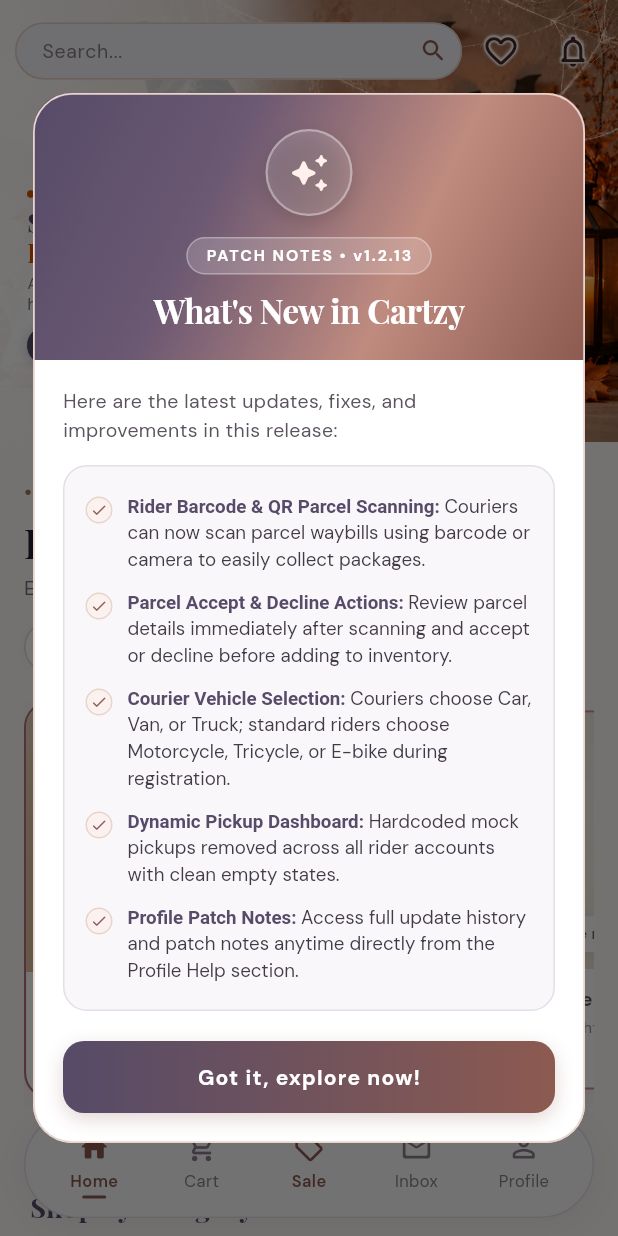
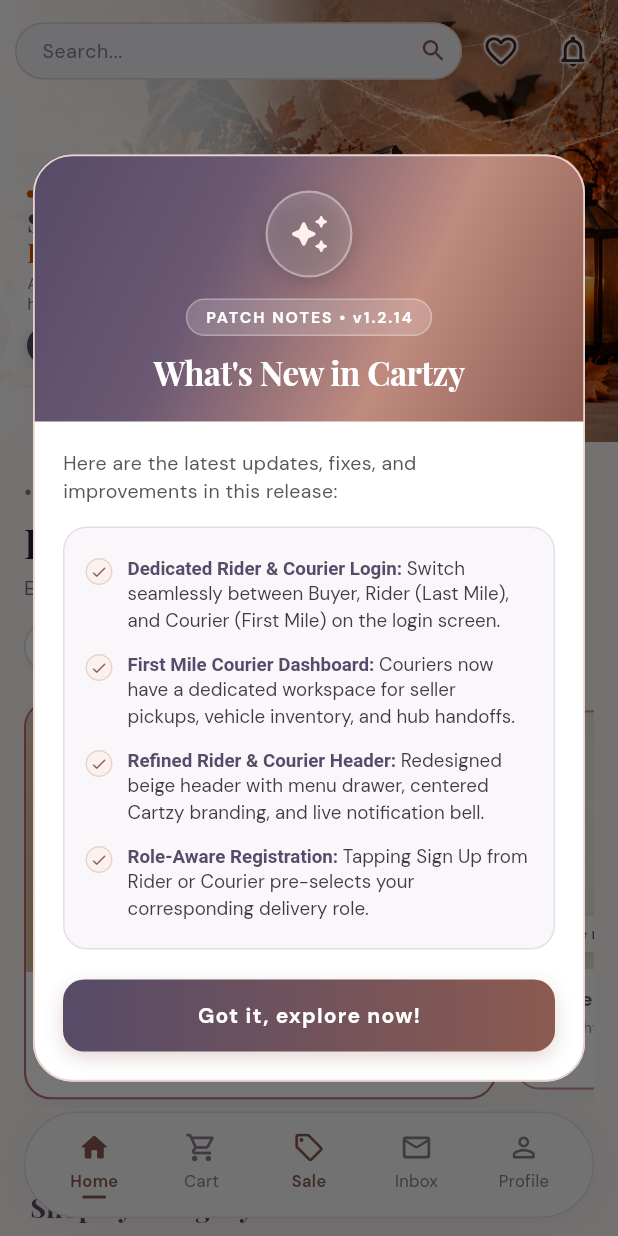
Before and after one commit to jessicabajamundi/cartzy, a Flutter app: the screen it shows after launch, on a phone screen of 412 x 824 dp. Run offline on Flutter 3.47's test engine with Material 3 defaults, Android fonts, the phone set to English and light mode, and no system bars; our stand-ins replace camera, google_fonts, google_sign_in, image_picker, shared_preferences; missing offline and left inert: google_mlkit_text_recognition, mobile_scanner; accounts and stored records are empty; network calls fail.

Commit message:
Add separate Rider and Courier login options and bump version to v1.2.14

```diff
--- a/lib/auth/account_type_selection_screen.dart
+++ b/lib/auth/account_type_selection_screen.dart
@@ -81,14 +81,27 @@
                   const SizedBox(height: 16),
 
                   // ==================================================
-                  // RIDER
+                  // RIDER (LAST MILE)
+                  // ==================================================
+
+                  _RoleCard(
+                    label: 'Rider',
+                    description: 'Deliver parcels from the hub to buyers',
+                    icon: Icons.two_wheeler_outlined,
+                    onTap: () => onSelected(AccountType.rider),
+                  ),
+
+                  const SizedBox(height: 16),
+
+                  // ==================================================
+                  // COURIER (FIRST MILE)
                   // ==================================================
 
                   _RoleCard(
                     label: 'Courier',
-                    description: 'Pick up and deliver orders',
-                    icon: Icons.two_wheeler_outlined,
-                    onTap: () => onSelected(AccountType.rider),
+                    description: 'Pick up parcels from sellers for the hub',
+                    icon: Icons.local_shipping_outlined,
+                    onTap: () => onSelected(AccountType.courier),
                   ),
                 ],
               ),
--- a/lib/auth/forgot_password_screen.dart
+++ b/lib/auth/forgot_password_screen.dart
@@ -226,7 +226,7 @@
       _ResetStep.email => (
           Icons.lock_reset_rounded,
           'Forgot password?',
-          "Enter the email you use for your ${widget.role == 'rider' ? 'courier' : 'buyer'} account and we'll send you a reset code.",
+          "Enter the email you use for your ${widget.role == 'courier' ? 'courier' : widget.role == 'rider' ? 'rider' : 'buyer'} account and we'll send you a reset code.",
         ),
       _ResetStep.code => (
           Icons.mark_email_read_outlined,
--- a/lib/auth/login_screen.dart
+++ b/lib/auth/login_screen.dart
@@ -7,7 +7,7 @@
 import 'package:cartzy/services/google_sign_in_service.dart';
 import 'package:cartzy/widgets/cartzy_logo.dart';
 
-enum AccountType { buyer, rider, admin }
+enum AccountType { buyer, rider, courier, admin }
 
 class LoginScreen extends StatefulWidget {
   final AccountType initialAccountType;
@@ -123,7 +123,36 @@
       });
       final user = Map<String, dynamic>.from(response['user'] as Map);
       final token = response['token']?.toString();
-      widget.onLogin(user['role'] == 'rider' ? AccountType.rider : AccountType.buyer, user, token: token);
+      final serverCourierType = user['courier_type']?.toString();
+      if (_accountType == AccountType.courier) {
+        if (serverCourierType != null && serverCourierType != 'first_mile') {
+          AuthService.clearSession();
+          _showRoleMismatch();
+          return;
+        }
+        user['courier_type'] = 'first_mile';
+        AuthService.setSession(user: user, token: token);
+        widget.onLogin(AccountType.courier, user, token: token);
+        return;
+      }
+      if (_accountType == AccountType.rider) {
+        if (serverCourierType == 'first_mile') {
+          AuthService.clearSession();
+          _showRoleMismatch();
+          return;
+        }
+        user['courier_type'] = serverCourierType ?? 'last_mile';
+        AuthService.setSession(user: user, token: token);
+        widget.onLogin(AccountType.rider, user, token: token);
+        return;
+      }
+      widget.onLogin(
+        user['role'] == 'rider'
+            ? (serverCourierType == 'first_mile' ? AccountType.courier : AccountType.rider)
+            : AccountType.buyer,
+        user,
+        token: token,
+      );
       return;
     } on ApiException catch (e) {
       if (!mounted) return;
@@ -178,7 +207,7 @@
       final user = Map<String, dynamic>.from(response['user'] as Map);
       final token = response['token']?.toString();
       final userRole = (user['role'] == 'rider' || user['role'] == 'courier')
-          ? AccountType.rider
+          ? (user['courier_type'] == 'first_mile' ? AccountType.courier : AccountType.rider)
           : AccountType.buyer;
 
       widget.onLogin(userRole, user, token: token);
@@ -198,10 +227,18 @@
     }
   }
 
-  String get _selectedRole => _accountType == AccountType.rider ? 'rider' : 'buyer';
+  String get _selectedRole => switch (_accountType) {
+        AccountType.courier => 'courier',
+        AccountType.rider => 'rider',
+        _ => 'buyer',
+      };
 
   void _showRoleMismatch() {
-    final selectedLabel = _accountType == AccountType.rider ? 'Courier' : 'Buyer';
+    final selectedLabel = switch (_accountType) {
+      AccountType.courier => 'Courier',
+      AccountType.rider => 'Rider',
+      _ => 'Buyer',
+    };
     ScaffoldMessenger.of(context).showSnackBar(
       SnackBar(content: Text('Please use a $selectedLabel account to sign in here.')),
     );
@@ -293,7 +330,11 @@
                             ],
                           ),
                           child: Text(
-                            _accountType == AccountType.rider ? 'COURIER' : 'BUYER',
+                            switch (_accountType) {
+                              AccountType.courier => 'COURIER',
+                              AccountType.rider => 'RIDER',
+                              _ => 'BUYER',
+                            },
                             style: GoogleFonts.dmSans(
                               fontSize: 10,
                               fontWeight: FontWeight.w800,
@@ -320,7 +361,11 @@
                   const SizedBox(height: 6),
                   Center(
                     child: Text(
-                      'Login to your account and continue shopping',
+                      switch (_accountType) {
+                        AccountType.courier => 'Login to your courier account to collect parcels',
+                        AccountType.rider => 'Login to your rider account to deliver parcels',
+                        _ => 'Login to your account and continue shopping',
+                      },
                       textAlign: TextAlign.center,
                       style: GoogleFonts.dmSans(
                         fontSize: 13,
@@ -714,7 +759,12 @@
                       padding: EdgeInsets.symmetric(horizontal: 9),
                       child: Text('|', style: TextStyle(color: Color(0xFFB7AAAE), fontSize: 13)),
                     ),
-                    _workspaceLink('Courier', AccountType.rider),
+                    _workspaceLink('Rider', AccountType.rider),
+                    const Padding(
+                      padding: EdgeInsets.symmetric(horizontal: 9),
+                      child: Text('|', style: TextStyle(color: Color(0xFFB7AAAE), fontSize: 13)),
+                    ),
+                    _workspaceLink('Courier', AccountType.courier),
                   ],
                 ),
               ),
--- a/lib/main.dart
+++ b/lib/main.dart
@@ -91,9 +91,13 @@
     if (restored && AuthService.isAuthenticated && mounted) {
       setState(() {
         loggedInUser = AuthService.currentUser;
-        if (AuthService.currentUser?['role'] == 'rider') {
+        if (AuthService.currentUser?['role'] == 'rider' ||
+            AuthService.currentUser?['role'] == 'courier') {
           riderToken = AuthService.token;
-          pendingAccountType = AccountType.rider;
+          pendingAccountType =
+              AuthService.currentUser?['courier_type'] == 'first_mile'
+                  ? AccountType.courier
+                  : AccountType.rider;
         } else {
           pendingAccountType = AccountType.buyer;
         }
@@ -280,10 +284,13 @@
     Map<String, dynamic> user, {
     String? token,
   }) {
+    final isDeliveryRole =
+        accountType == AccountType.rider || accountType == AccountType.courier;
     setState(() {
       loggedInUser = Map<String, dynamic>.from(user);
+      pendingAccountType = accountType;
 
-      if (accountType == AccountType.rider) {
+      if (isDeliveryRole) {
         riderToken = token;
       } else {
         riderToken = null;
@@ -291,9 +298,9 @@
     });
 
     // IMPORTANT:
-    // Rider → Rider Dashboard
+    // Rider / Courier → Rider / Courier Dashboard
     // Buyer → Buyer Dashboard
-    if (accountType == AccountType.rider) {
+    if (isDeliveryRole) {
       goTo('riderDashboard');
     } else {
       goTo('dashboard');
@@ -346,15 +353,20 @@
               if (mounted) {
                 setState(() {
                   loggedInUser = AuthService.currentUser;
-                  if (AuthService.currentUser?['role'] == 'rider') {
+                  if (AuthService.currentUser?['role'] == 'rider' ||
+                      AuthService.currentUser?['role'] == 'courier') {
                     riderToken = AuthService.token;
-                    pendingAccountType = AccountType.rider;
+                    pendingAccountType =
+                        AuthService.currentUser?['courier_type'] == 'first_mile'
+                            ? AccountType.courier
+                            : AccountType.rider;
                   } else {
                     pendingAccountType = AccountType.buyer;
                   }
                 });
               }
-              if (AuthService.currentUser?['role'] == 'rider') {
+              if (AuthService.currentUser?['role'] == 'rider' ||
+                  AuthService.currentUser?['role'] == 'courier') {
                 goTo('riderDashboard');
               } else {
                 goTo('dashboard');
@@ -430,8 +442,15 @@
           },
 
           onSignUp: (accountType) {
-            // Buyer registration (with role switcher inside)
-            goTo('buyerRegistration');
+            setState(() {
+              pendingAccountType = accountType;
+            });
+            if (accountType == AccountType.rider ||
+                accountType == AccountType.courier) {
+              goTo('riderRegistration');
+            } else {
+              goTo('buyerRegistration');
+            }
           },
 
           onBack: () {
@@ -481,9 +500,14 @@
 
       case 'riderRegistration':
         return RiderRegistration(
+          initialCourierType: pendingAccountType == AccountType.courier
+              ? 'first_mile'
+              : 'last_mile',
           onRegistrationSubmitted: () {
             setState(() {
-              pendingAccountType = AccountType.rider;
+              if (pendingAccountType != AccountType.courier) {
+                pendingAccountType = AccountType.rider;
+              }
             });
 
             goTo('login');
--- a/lib/rider/rider_registration.dart
+++ b/lib/rider/rider_registration.dart
@@ -36,12 +36,14 @@
   final VoidCallback onRegistrationSubmitted;
   final VoidCallback onBackToLogin;
   final VoidCallback? onSwitchToBuyerRegistration;
+  final String initialCourierType;
 
   const RiderRegistration({
     super.key,
     required this.onRegistrationSubmitted,
     required this.onBackToLogin,
     this.onSwitchToBuyerRegistration,
+    this.initialCourierType = 'last_mile',
   });
 
   @override
@@ -49,6 +51,11 @@
 }
 
 class _RiderRegistrationState extends State<RiderRegistration> {
+  @override
+  void initState() {
+    super.initState();
+    _courierType = widget.initialCourierType == 'first_mile' ? 'first_mile' : 'last_mile';
+  }
   // ── Step tracking: 1 = Details, 2 = Sign-in, 3 = Verify ──
   int _currentStep = 1;
 
--- a/lib/services/app_update_service.dart
+++ b/lib/services/app_update_service.dart
@@ -6,14 +6,14 @@
 
 class AppUpdateService {
   /// The current app release version.
-  static const String currentAppVersion = '1.2.13';
+  static const String currentAppVersion = '1.2.14';
 
   /// GitHub repository release endpoint for Cartzy.
   static const String latestReleaseApi =
       'https://api.github.com/repos/jessicabajamundi/cartzy/releases/latest';
 
   static const String defaultReleasePage =
-      'https://github.com/jessicabajamundi/cartzy/releases/tag/v1.2.13';
+      'https://github.com/jessicabajamundi/cartzy/releases/tag/v1.2.14';
 
   static const String _keyLastSeenPatch = 'cartzy_last_seen_patch_version';
 
--- a/lib/widgets/patch_notes_dialog.dart
+++ b/lib/widgets/patch_notes_dialog.dart
@@ -78,6 +78,11 @@
   /// Rider and courier changes only, newest version first. Buyer-side
   /// changes are left out because riders never see those screens.
   static const Map<String, List<String>> riderNotes = {
+    '1.2.14': [
+      'Separate Rider & Courier Login: Choose Buyer, Rider, or Courier directly on the login screen.',
+      'First Mile Courier Dashboard: Couriers see their assigned seller pickups, parcels in their vehicle, and parcels handed to the hub.',
+      'Redesigned Header: Clean beige header with menu drawer, Cartzy title, and live notification bell.',
+    ],
     '1.2.13': [
       'Scan Barcodes and QR Codes: Scan the barcode or the QR code on any cartzy waybill to pull up the parcel.',
       'Accept or Decline: Check the parcel first, then accept or decline it. Accepting tells the seller, the buyer and the hub that the parcel is with you.',
@@ -114,6 +119,14 @@
   }
 
   static List<String> defaultHighlights(String version) {
+    if (version == '1.2.14' || version == 'v1.2.14') {
+      return const [
+        'Dedicated Rider & Courier Login: Switch seamlessly between Buyer, Rider (Last Mile), and Courier (First Mile) on the login screen.',
+        'First Mile Courier Dashboard: Couriers now have a dedicated workspace for seller pickups, vehicle inventory, and hub handoffs.',
+        'Refined Rider & Courier Header: Redesigned beige header with menu drawer, centered Cartzy branding, and live notification bell.',
+        'Role-Aware Registration: Tapping Sign Up from Rider or Courier pre-selects your corresponding delivery role.',
+      ];
+    }
     if (version == '1.2.13' || version == 'v1.2.13') {
       return const [
         'Rider Barcode & QR Parcel Scanning: Couriers can now scan parcel waybills using barcode or camera to easily collect packages.',
--- a/pubspec.yaml
+++ b/pubspec.yaml
@@ -1,7 +1,7 @@
 name: cartzy
 description: A Flutter e-commerce app.
 publish_to: 'none'
-version: 1.2.13+24
+version: 1.2.14+25
 
 environment:
   sdk: '>=3.0.0 <4.0.0'
```
